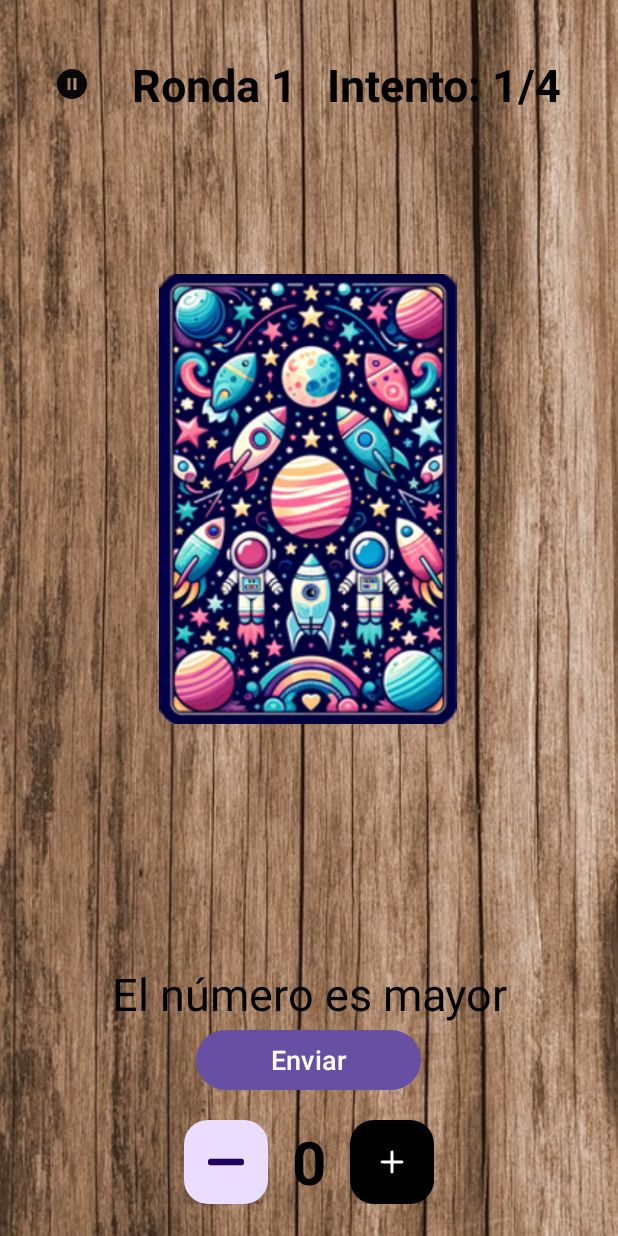
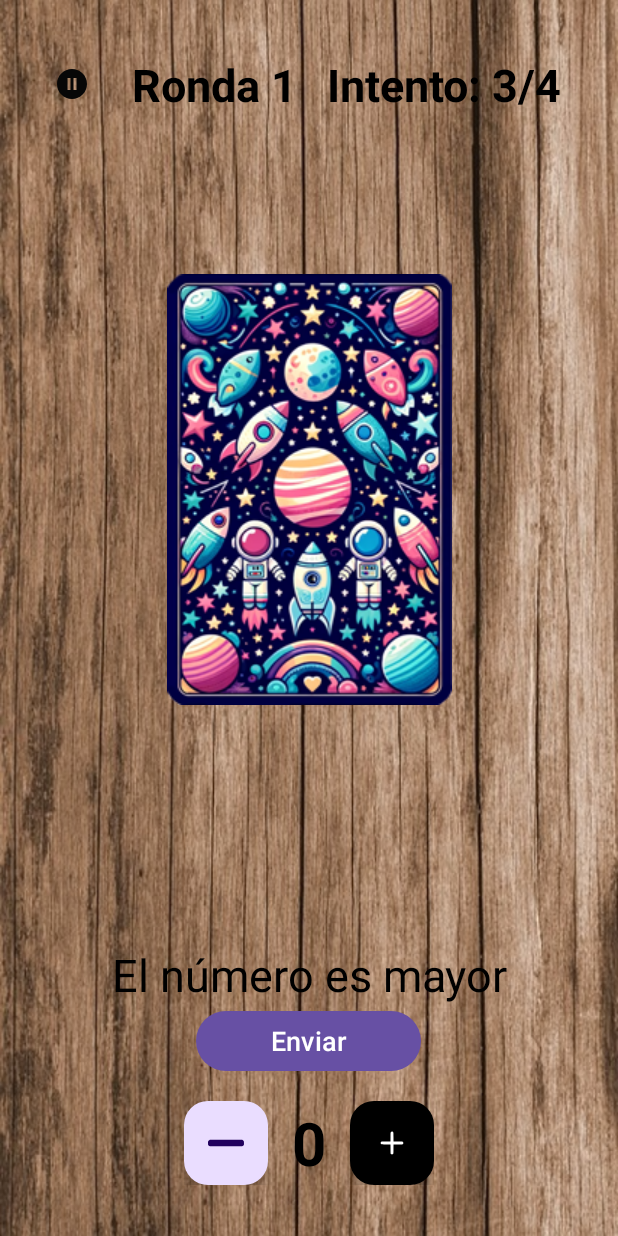
Before and after one commit to ALaLodev/ByteBuiders, an Android app: the GameActivity screen opened directly, with no data from a screen before it, after a tap on "Enviar", on a phone screen of 412 x 824 dp. Run offline under Robolectric (Android 15) with nearby library versions, the light colour scheme and no system bars.

Commit message:
1 Player terminado.

```diff
--- a/app/build.gradle.kts
+++ b/app/build.gradle.kts
@@ -40,6 +40,9 @@ android {
 
 dependencies {
 
+    // Corrutinas
+    implementation (libs.kotlinx.coroutines.android)
+
     implementation(libs.androidx.core.ktx)
     implementation(libs.androidx.appcompat)
     implementation(libs.material)
--- a/app/src/main/java/com/example/bytebuilders/GameActivity.kt
+++ b/app/src/main/java/com/example/bytebuilders/GameActivity.kt
@@ -1,11 +1,19 @@
 package com.example.bytebuilders
 
+import android.annotation.SuppressLint
+import android.content.Intent
 import android.os.Bundle
 import android.widget.Button
+import android.widget.ImageView
 import android.widget.TextView
 import androidx.activity.enableEdgeToEdge
 import androidx.appcompat.app.AppCompatActivity
 import com.google.android.material.floatingactionbutton.FloatingActionButton
+import kotlinx.coroutines.CoroutineScope
+import kotlinx.coroutines.Dispatchers
+import kotlinx.coroutines.delay
+import kotlinx.coroutines.launch
+
 
 class GameActivity : AppCompatActivity() {
 
@@ -13,17 +21,21 @@ class GameActivity : AppCompatActivity() {
     private lateinit var minusButton: FloatingActionButton
     private lateinit var selectedNumber: TextView
     private lateinit var sendButton: Button
+    private lateinit var attempsText: TextView
+    private lateinit var btnInicio: Button
+    private lateinit var cardImageView: ImageView
 
-    private lateinit var feedback: TextView // Se puede cambiar por imageview. Es una ayuda para mayor o menor
-    private lateinit var roundtext: TextView //Sirve para ver la ronda en la que estás jugando
+    private lateinit var feedback: TextView
+    private lateinit var roundtext: TextView
 
 
-    private var randomNumber = 0 //Número que te da la funcion random
+    private var randomNumber = 0
     private var selectedNumberValue = 0
     private var attemptsLeft = 4
     private var roundsNumber = 1
     private var points = 0
-    //private var roundPoints = 0
+    private var gameEnded = false
+
 
     override fun onCreate(savedInstanceState: Bundle?) {
         super.onCreate(savedInstanceState)
@@ -36,16 +48,17 @@ class GameActivity : AppCompatActivity() {
         sendButton = findViewById(R.id.sendButton)
         feedback = findViewById(R.id.feedback)
         roundtext = findViewById(R.id.roundText)
+        attempsText = findViewById(R.id.attemptText)
+        btnInicio = findViewById(R.id.player2)
+        cardImageView = findViewById(R.id.hiddenCard)
 
         startNewRound()
-
+        btnInicio.isEnabled = false
 
         plusButton.setOnClickListener {
             val currentNumber = selectedNumber.text.toString().toInt()
-            if (currentNumber < 12)
-                selectedNumber.text = (currentNumber + 1).toString()
+            if (currentNumber < 12) selectedNumber.text = (currentNumber + 1).toString()
         }
-
         minusButton.setOnClickListener {
             val currentNumber = selectedNumber.text.toString().toInt()
             if (currentNumber > 1) {
@@ -55,7 +68,10 @@ class GameActivity : AppCompatActivity() {
         sendButton.setOnClickListener {
             checkAnswer()
         }
-
+        btnInicio.setOnClickListener {
+            val intent = Intent(this, SelectPlayersActivity::class.java)
+            startActivity(intent)
+        }
     }
 
     private fun startNewRound() {
@@ -64,43 +80,89 @@ class GameActivity : AppCompatActivity() {
         selectedNumber.text = selectedNumberValue.toString()
         attemptsLeft = 4
         roundtext.text = "Ronda $roundsNumber"
+        attempsText.text = "Intento: $attemptsLeft/4"
+        cardImageView.setImageResource(R.drawable.spr_reverso)
     }
 
+    @SuppressLint("DiscouragedApi")
     private fun checkAnswer() {
         val selectedNumberValue = selectedNumber.text.toString().toInt()
-        if (selectedNumberValue == randomNumber) {
+
+        if (selectedNumberValue == randomNumber && roundsNumber < 3) {
             feedback.text = "Correcto"
+            showCardForCorrectAnswer(selectedNumberValue)
             points += attemptsLeft
-            //roundsNumber++
             nextRoundOrEndGame()
         } else {
-            attemptsLeft--
-            feedback.text = "Incorrecto"
+            processIncorrectAnswer(selectedNumberValue)
+        }
+    }
+
+    private fun showCardForCorrectAnswer(number: Int) {
+        CoroutineScope(Dispatchers.Main).launch {
+            cardImageView.setImageResource(resources.getIdentifier("card_$number", "drawable", packageName))
+            delay(2000)
+
+            if (!gameEnded) {
+                hideCard()
+            }
+            feedback.text = ""
+        }
+    }
+
+    private fun processIncorrectAnswer(selectedNumberValue: Int) {
         if (selectedNumberValue < randomNumber) {
             feedback.text = "El número es mayor"
         } else {
             feedback.text = "El número es menor"
+        }
 
-            }
+        attemptsLeft--
+        attempsText.text = "Intento: $attemptsLeft/4"
+
         if (attemptsLeft == 0) {
             feedback.text = "Has perdido, el número es $randomNumber"
+            showCardForIncorrectAnswer(randomNumber)
             nextRoundOrEndGame()
+        } else {
+            CoroutineScope(Dispatchers.Main).launch {
+                delay(2000)
+                feedback.text = ""
+            }
+        }
     }
 
+    private fun showCardForIncorrectAnswer(number: Int) {
+        CoroutineScope(Dispatchers.Main).launch {
+            cardImageView.setImageResource(resources.getIdentifier("card_$number", "drawable", packageName))
+            delay(2000)
+            if (!gameEnded) {
+                hideCard()
+                feedback.text = ""
+            }
+        }
     }
 
+    private fun hideCard() {
+        cardImageView.setImageResource(R.drawable.spr_reverso)
     }
 
+    @SuppressLint("DiscouragedApi")
     private fun nextRoundOrEndGame() {
         if (roundsNumber < 3) {
             roundsNumber++
             startNewRound()
         } else {
-            feedback.text = "Has ganado, tu puntuación es $points"
+            //Fin de juego
+            gameEnded = true
+            feedback.text = "Fin de juego, tu puntuación es $points puntos"
             sendButton.isEnabled = false
+            plusButton.isEnabled = false
+            minusButton.isEnabled = false
+            btnInicio.isEnabled = true
+
+            // Mostrar la carta final
+            cardImageView.setImageResource(resources.getIdentifier("card_$randomNumber", "drawable", packageName))
         }
-
     }
-
-
 }
--- a/app/src/main/res/layout/player_activity.xml
+++ b/app/src/main/res/layout/player_activity.xml
@@ -72,12 +72,12 @@
 
     <ImageView
         android:id="@+id/hiddenCard"
-        android:layout_width="200dp"
-        android:layout_height="300dp"
+        android:layout_width="wrap_content"
+        android:layout_height="wrap_content"
         android:layout_marginTop="90dp"
+        android:contentDescription="Imagen de la baraja"
         android:src="@drawable/spr_reverso"
         app:layout_constraintEnd_toEndOf="parent"
-        app:layout_constraintHorizontal_bias="0.497"
         app:layout_constraintStart_toStartOf="parent"
         app:layout_constraintTop_toBottomOf="@id/attemptsLayout" />
 
@@ -85,13 +85,13 @@
         android:id="@+id/feedback"
         android:layout_width="wrap_content"
         android:layout_height="wrap_content"
-        app:layout_constraintStart_toStartOf="parent"
+        android:gravity="center"
+        android:text=""
+        android:textColor="@color/black"
+        android:textSize="30sp"
         app:layout_constraintBottom_toTopOf="@+id/sendButton"
         app:layout_constraintEnd_toEndOf="parent"
-        android:gravity="center"
-        android:textSize="30sp"
-        android:textColor="@color/black"
-        android:text=""/>
+        app:layout_constraintStart_toStartOf="parent" />
 
 
     <!-- Control de Incremento/Decremento (botones + y - y número en medio) -->
@@ -145,7 +145,19 @@
             android:backgroundTint="@color/black"
             android:src="@drawable/ic_plus"
             app:tint="@color/white" />
-
     </LinearLayout>
 
+    <Button
+        android:id="@+id/player2"
+        android:layout_width="150dp"
+        android:layout_height="wrap_content"
+        android:layout_marginTop="100dp"
+        android:text="Volver al inicio"
+        android:textSize="18sp"
+        app:layout_constraintEnd_toEndOf="parent"
+        app:layout_constraintHorizontal_bias="0.497"
+        app:layout_constraintStart_toStartOf="parent"
+        app:layout_constraintTop_toBottomOf="@id/sendButton" />
+
+
 </androidx.constraintlayout.widget.ConstraintLayout>
--- a/gradle/libs.versions.toml
+++ b/gradle/libs.versions.toml
@@ -6,6 +6,7 @@ junit = "4.13.2"
 junitVersion = "1.2.1"
 espressoCore = "3.6.1"
 appcompat = "1.7.0"
+kotlinxCoroutinesAndroid = "1.7.3"
 material = "1.12.0"
 activity = "1.9.2"
 constraintlayout = "2.1.4"
@@ -16,6 +17,7 @@ junit = { group = "junit", name = "junit", version.ref = "junit" }
 androidx-junit = { group = "androidx.test.ext", name = "junit", version.ref = "junitVersion" }
 androidx-espresso-core = { group = "androidx.test.espresso", name = "espresso-core", version.ref = "espressoCore" }
 androidx-appcompat = { group = "androidx.appcompat", name = "appcompat", version.ref = "appcompat" }
+kotlinx-coroutines-android = { module = "org.jetbrains.kotlinx:kotlinx-coroutines-android", version.ref = "kotlinxCoroutinesAndroid" }
 material = { group = "com.google.android.material", name = "material", version.ref = "material" }
 androidx-activity = { group = "androidx.activity", name = "activity", version.ref = "activity" }
 androidx-constraintlayout = { group = "androidx.constraintlayout", name = "constraintlayout", version.ref = "constraintlayout" }
```
Also changed, not shown: app/src/main/res/layout/activity_main.xml (+12 -23 lines), app/src/main/res/layout/select_players.xml (+2 -8 lines), app/src/main/res/drawable/card_1.png (added), app/src/main/res/drawable/card_10.png (added), app/src/main/res/drawable/card_11.png (added), app/src/main/res/drawable/card_12.png (added), app/src/main/res/drawable/card_2.png (added), app/src/main/res/drawable/card_3.png (added), app/src/main/res/drawable/card_4.png (added), app/src/main/res/drawable/card_5.png (added), app/src/main/res/drawable/card_6.png (added), app/src/main/res/drawable/card_7.png (added), app/src/main/res/drawable/card_8.png (added), app/src/main/res/drawable/card_9.png (added), 2 more files. Lines whose indentation alone changed are shown as unchanged.
